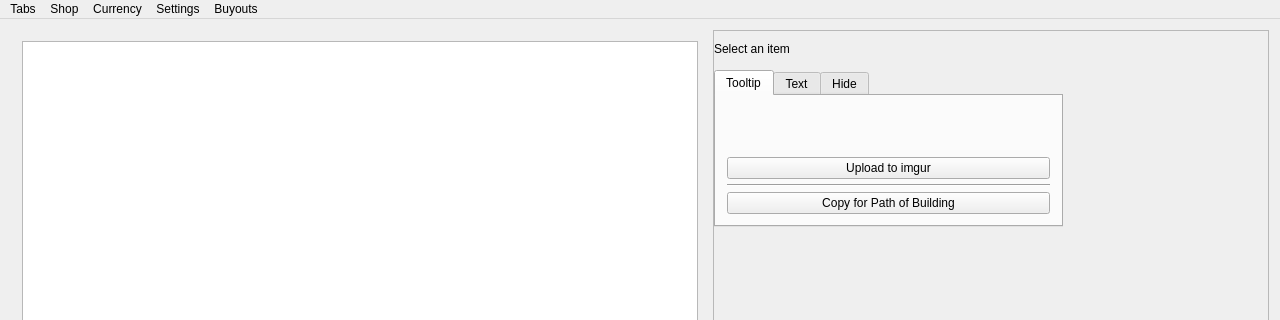
The window that src/ui/mainwindow.ui (gerwaric/acquisition) describes before a commit, drawn with Qt 5; both pictures show x 0 to 1280 and y 0 to 320 of the 1280 by 720 pixel window.
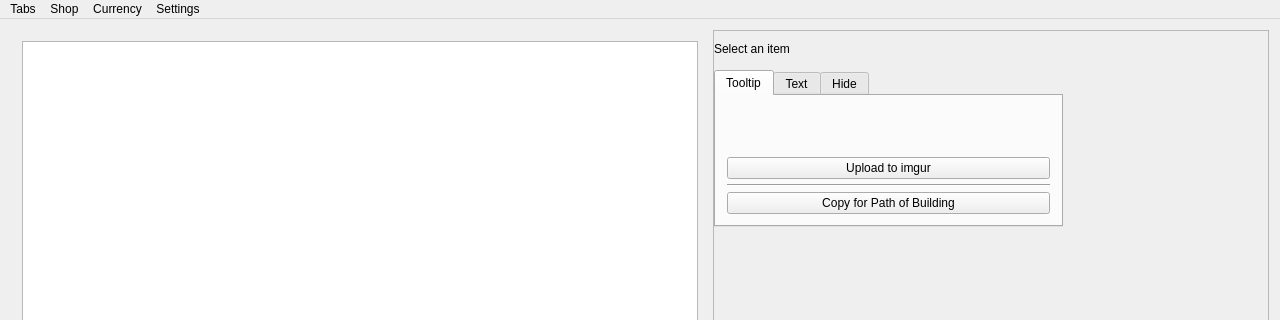
The same window after the commit.

```diff
--- a/src/ui/mainwindow.ui
+++ b/src/ui/mainwindow.ui
@@ -452,17 +452,10 @@
     <addaction name="menuOAuth"/>
     <addaction name="menuSessionID"/>
    </widget>
-   <widget class="QMenu" name="menuBuyouts">
-    <property name="title">
-     <string>Buyouts</string>
-    </property>
-    <addaction name="actionImportBuyouts"/>
-   </widget>
    <addaction name="menuTabs"/>
    <addaction name="menuShop"/>
    <addaction name="menuCurrency"/>
    <addaction name="menuSettings"/>
-   <addaction name="menuBuyouts"/>
   </widget>
   <widget class="QStatusBar" name="statusBar"/>
   <action name="actionSetShopThreads">
```
Left out of the diff: 5 changed lines with no effect on the pictures.
